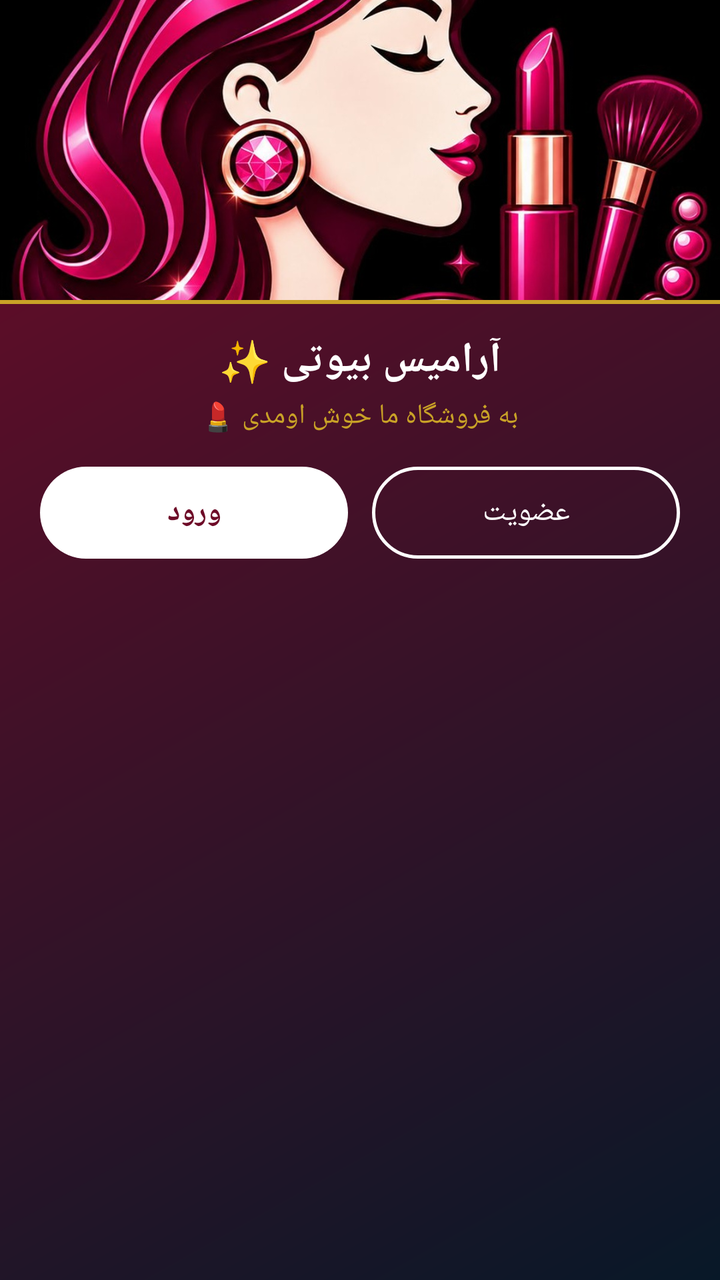
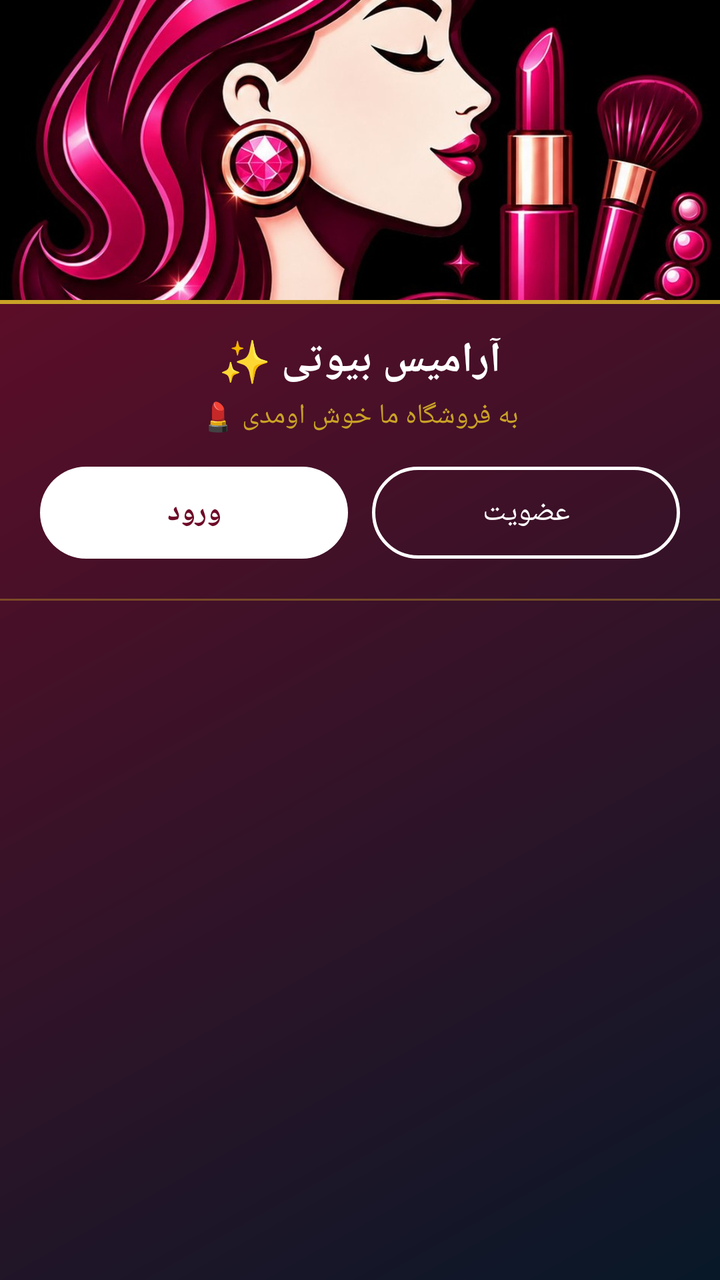

Compare the two renders of this Android layout. The source of the first and the diff that turns it into the second are given below.
<!-- AndroidManifest.xml: application theme Theme.AramisBeauty -->
<!-- res/layout/nav_header_main.xml -->
<?xml version="1.0" encoding="utf-8"?>
<LinearLayout xmlns:android="http://schemas.android.com/apk/res/android"
    xmlns:app="http://schemas.android.com/apk/res-auto"
    android:layout_width="match_parent"
    android:layout_height="wrap_content"
    android:background="@drawable/drawer_header_gradient"
    android:orientation="vertical">

    <ImageView
        android:layout_width="match_parent"
        android:layout_height="150dp"
        android:contentDescription="@string/app_name"
        android:scaleType="centerCrop"
        android:src="@drawable/drawer_banner" />

    <View
        android:layout_width="match_parent"
        android:layout_height="2dp"
        android:background="@color/gold" />

    <TextView
        android:layout_width="wrap_content"
        android:layout_height="wrap_content"
        android:layout_gravity="center"
        android:layout_marginTop="14dp"
        android:text="آرامیس بیوتی ✨"
        android:textColor="@color/white"
        android:textSize="21sp"
        android:textStyle="bold" />

    <TextView
        android:layout_width="wrap_content"
        android:layout_height="wrap_content"
        android:layout_gravity="center"
        android:layout_marginTop="4dp"
        android:text="به فروشگاه ما خوش اومدی 💄"
        android:textColor="@color/gold"
        android:textSize="14sp" />

    <LinearLayout
        android:id="@+id/auth_buttons_row"
        android:layout_width="match_parent"
        android:layout_height="wrap_content"
        android:layout_marginTop="16dp"
        android:orientation="horizontal"
        android:paddingStart="20dp"
        android:paddingEnd="20dp"
        android:paddingBottom="20dp">

        <Button
            android:id="@+id/btn_login"
            android:layout_width="0dp"
            android:layout_height="46dp"
            android:layout_marginEnd="6dp"
            android:layout_weight="1"
            android:background="@drawable/btn_white_pill"
            android:text="@string/login"
            android:textColor="@color/burgundy"
            android:textSize="15sp"
            android:textStyle="bold"
            app:backgroundTint="@null" />

        <Button
            android:id="@+id/btn_register"
            android:layout_width="0dp"
            android:layout_height="46dp"
            android:layout_marginStart="6dp"
            android:layout_weight="1"
            android:background="@drawable/btn_outline_white_pill"
            android:text="@string/register"
            android:textColor="@color/white"
            android:textSize="15sp"
            app:backgroundTint="@null" />

    </LinearLayout>

    <Button
        android:id="@+id/btn_profile"
        android:layout_width="match_parent"
        android:layout_height="46dp"
        android:layout_marginStart="20dp"
        android:layout_marginTop="16dp"
        android:layout_marginEnd="20dp"
        android:layout_marginBottom="20dp"
        android:background="@drawable/btn_white_pill"
        android:text="👤 مشاهده پروفایل"
        android:textColor="@color/burgundy"
        android:textSize="15sp"
        android:textStyle="bold"
        android:visibility="gone"
        app:backgroundTint="@null" />

</LinearLayout>
<!-- resources referenced by this layout -->
<resources>
  <color name="burgundy">#6E0B28</color>
  <color name="gold">#C9A227</color>
  <color name="white">#FFFFFF</color>
  <!-- drawable btn_outline_white_pill (drawable) -->
  <?xml version="1.0" encoding="utf-8"?>
  <shape xmlns:android="http://schemas.android.com/apk/res/android"
      android:shape="rectangle">
      <solid android:color="#00000000" />
      <stroke
          android:width="1.5dp"
          android:color="@color/white" />
      <corners android:radius="24dp" />
  </shape>
  <!-- drawable btn_white_pill (drawable) -->
  <?xml version="1.0" encoding="utf-8"?>
  <shape xmlns:android="http://schemas.android.com/apk/res/android"
      android:shape="rectangle">
      <solid android:color="@color/white" />
      <corners android:radius="24dp" />
  </shape>
  <!-- drawable drawer_banner: jpg bitmap (drawable, 138027 bytes) -->
  <!-- drawable drawer_header_gradient (drawable) -->
  <?xml version="1.0" encoding="utf-8"?>
  <shape xmlns:android="http://schemas.android.com/apk/res/android"
      android:shape="rectangle">
      <gradient
          android:angle="135"
          android:endColor="@color/burgundy"
          android:startColor="@color/header_top"
          android:type="linear" />
  </shape>
  <string name="app_name">آرامیس بیوتی</string>
  <string name="login">ورود</string>
  <string name="register">عضویت</string>
  <style name="Theme.AramisBeauty" parent="Theme.Material3.DayNight.NoActionBar">
          <item name="colorPrimary">@color/burgundy</item>
          <item name="colorPrimaryDark">@color/burgundy_dark</item>
          <item name="colorOnPrimary">@color/white</item>
          <item name="colorSecondary">@color/gold</item>
          <item name="android:windowBackground">@color/white</item>
          <item name="colorSurface">@color/white</item>
      </style>
  <color name="header_top">#081828</color>
  <color name="burgundy_dark">#4A0819</color>
</resources>

<!-- the commit's change to res/layout/nav_header_main.xml (unified diff, before → after) -->
@@ -90,4 +90,10 @@
         android:visibility="gone"
         app:backgroundTint="@null" />
 
+    <View
+        android:layout_width="match_parent"
+        android:layout_height="1dp"
+        android:alpha="0.4"
+        android:background="@color/gold" />
+
 </LinearLayout>
